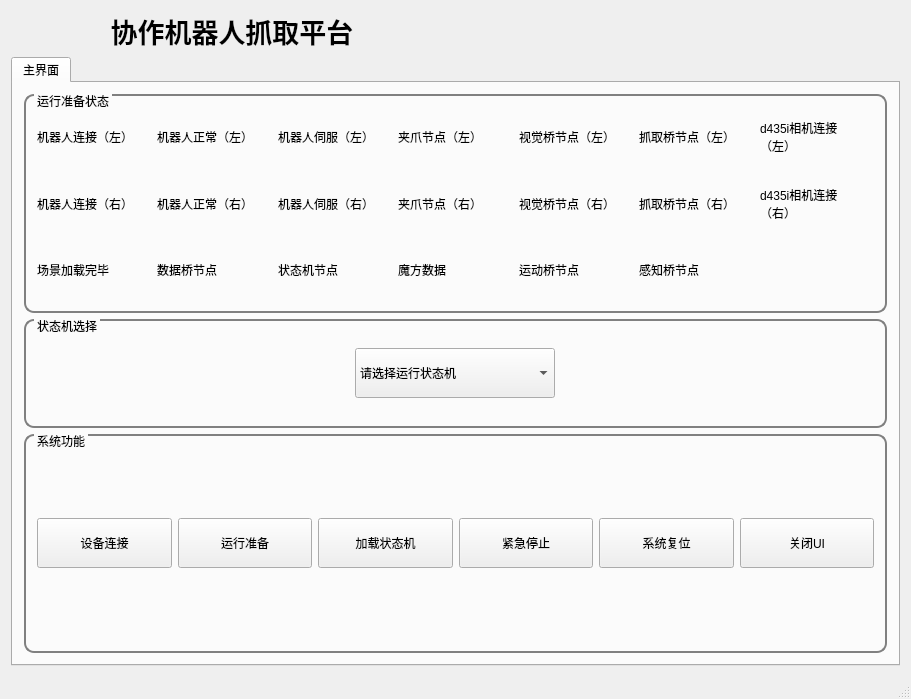
This is mainwindow.ui in StoneRobot/grabrb_ui as Qt 5 draws it before an edit. The edited form follows.
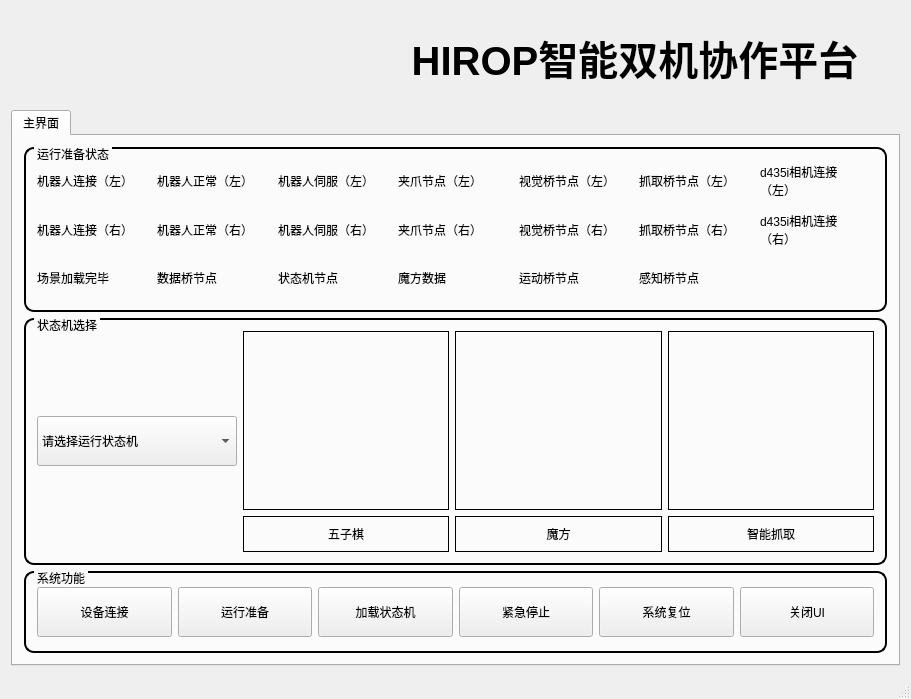
This is the edited form. Icons and pictures are not drawn.

```diff
--- a/mainwindow.ui
+++ b/mainwindow.ui
@@ -16,34 +16,44 @@
   <widget class="QWidget" name="centralWidget">
    <layout class="QHBoxLayout" name="horizontalLayout_2">
     <item>
-     <layout class="QVBoxLayout" name="vLayout_main" stretch="0,6">
+     <layout class="QVBoxLayout" name="vLayout_main" stretch="1,6">
       <item>
-       <layout class="QHBoxLayout" name="hLayout_main_11" stretch="0,0">
+       <layout class="QHBoxLayout" name="hLayout_main_11" stretch="2,3">
+        <item>
+         <widget class="QLabel" name="label_main_logo">
+          <property name="text">
+           <string/>
+          </property>
+          <property name="pixmap">
+           <pixmap>../../../../../catkin_ws/src/HS_HandGrasp/handrb_ui/photo/logo.png</pixmap>
+          </property>
+         </widget>
+        </item>
         <item>
          <widget class="QLabel" name="label_main_title">
           <property name="font">
            <font>
-            <pointsize>20</pointsize>
+            <pointsize>30</pointsize>
             <weight>75</weight>
             <italic>false</italic>
             <bold>true</bold>
+            <stylestrategy>PreferAntialias</stylestrategy>
            </font>
           </property>
           <property name="text">
-           <string>协作机器人抓取平台</string>
+           <string>HIROP智能双机协作平台</string>
+          </property>
+          <property name="textFormat">
+           <enum>Qt::PlainText</enum>
+          </property>
+          <property name="scaledContents">
+           <bool>true</bool>
           </property>
           <property name="alignment">
            <set>Qt::AlignCenter</set>
           </property>
-         </widget>
-        </item>
-        <item>
-         <widget class="QLabel" name="label_main_logo">
-          <property name="text">
-           <string/>
-          </property>
-          <property name="pixmap">
-           <pixmap>../../../../../catkin_ws/src/HS_HandGrasp/handrb_ui/photo/logo.png</pixmap>
+          <property name="wordWrap">
+           <bool>false</bool>
           </property>
          </widget>
         </item>
@@ -62,7 +72,7 @@
            </attribute>
            <layout class="QVBoxLayout" name="verticalLayout_2">
             <item>
-             <layout class="QVBoxLayout" name="vLayout_tabmain_1" stretch="2,1,2">
+             <layout class="QVBoxLayout" name="vLayout_tabmain_1" stretch="2,3,1">
               <item>
                <layout class="QHBoxLayout" name="hLayout_tabmain_11">
                 <item>
@@ -76,7 +86,7 @@
 
 border-radius: 10px;
 
-border-color:gray;
+border-color:balck;
 
 margin-top:0.5ex;
 
@@ -264,7 +274,7 @@
 
 border-radius: 10px;
 
-border-color:gray;
+border-color:black;
 
 margin-top:0.5ex;
 
@@ -321,6 +331,87 @@
                      </item>
                     </widget>
                    </item>
+                   <item>
+                    <layout class="QVBoxLayout" name="verticalLayout_5" stretch="5,1">
+                     <item>
+                      <widget class="QLabel" name="gomoku_icon_label">
+                       <property name="frameShape">
+                        <enum>QFrame::Box</enum>
+                       </property>
+                       <property name="text">
+                        <string/>
+                       </property>
+                      </widget>
+                     </item>
+                     <item>
+                      <widget class="QLabel" name="gomoku_icon_text_label">
+                       <property name="frameShape">
+                        <enum>QFrame::Box</enum>
+                       </property>
+                       <property name="text">
+                        <string>五子棋</string>
+                       </property>
+                       <property name="alignment">
+                        <set>Qt::AlignCenter</set>
+                       </property>
+                      </widget>
+                     </item>
+                    </layout>
+                   </item>
+                   <item>
+                    <layout class="QVBoxLayout" name="verticalLayout_6" stretch="5,1">
+                     <item>
+                      <widget class="QLabel" name="cube_icon_label">
+                       <property name="frameShape">
+                        <enum>QFrame::Box</enum>
+                       </property>
+                       <property name="text">
+                        <string/>
+                       </property>
+                      </widget>
+                     </item>
+                     <item>
+                      <widget class="QLabel" name="cube_icon_text_label">
+                       <property name="frameShape">
+                        <enum>QFrame::Box</enum>
+                       </property>
+                       <property name="text">
+                        <string>魔方</string>
+                       </property>
+                       <property name="alignment">
+                        <set>Qt::AlignCenter</set>
+                       </property>
+                      </widget>
+                     </item>
+                    </layout>
+                   </item>
+                   <item>
+                    <layout class="QVBoxLayout" name="verticalLayout_4" stretch="5,1">
+                     <item>
+                      <widget class="QLabel" name="grab_icon_label">
+                       <property name="frameShape">
+                        <enum>QFrame::Box</enum>
+                       </property>
+                       <property name="text">
+                        <string/>
+                       </property>
+                      </widget>
+                     </item>
+                     <item>
+                      <widget class="QLabel" name="grab_icon_text_label">
+                       <property name="frameShape">
+                        <enum>QFrame::Box</enum>
+                       </property>
+                       <property name="text">
+                        <string>智能抓取</string>
+                       </property>
+                       <property name="alignment">
+                        <set>Qt::AlignCenter</set>
+                       </property>
+                      </widget>
+                     </item>
+                    </layout>
+                   </item>
                   </layout>
                  </widget>
                 </item>
@@ -339,7 +430,7 @@
 
 border-radius: 10px;
 
-border-color:gray;
+border-color:black;
 
 margin-top:0.5ex;
 
```
